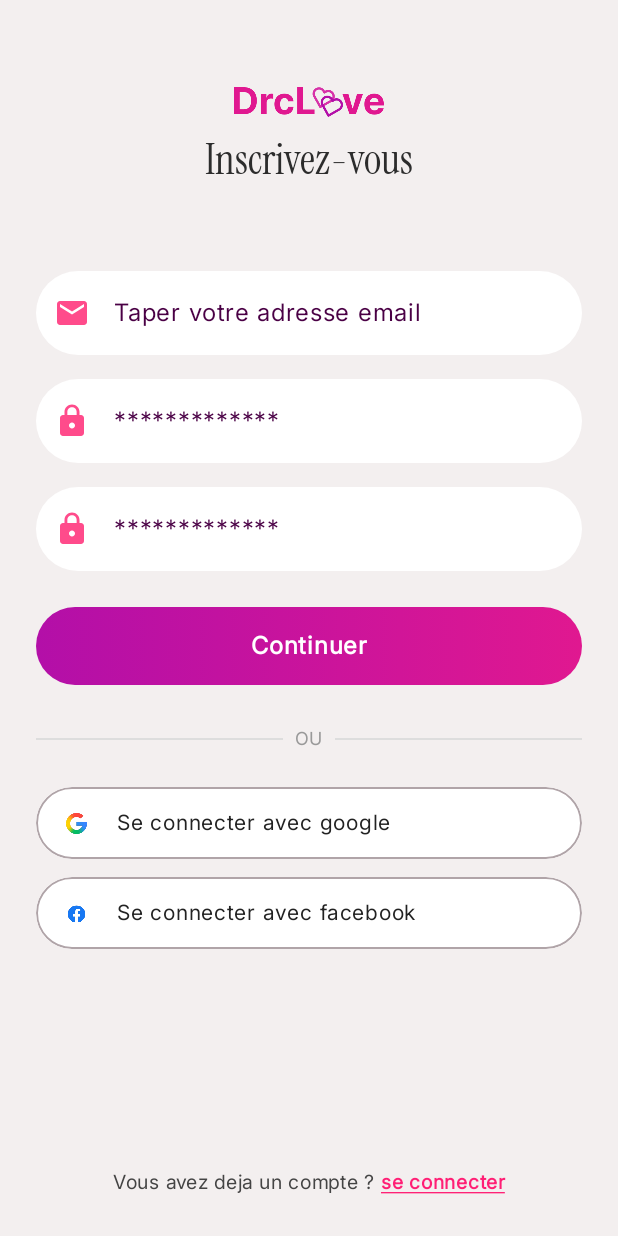
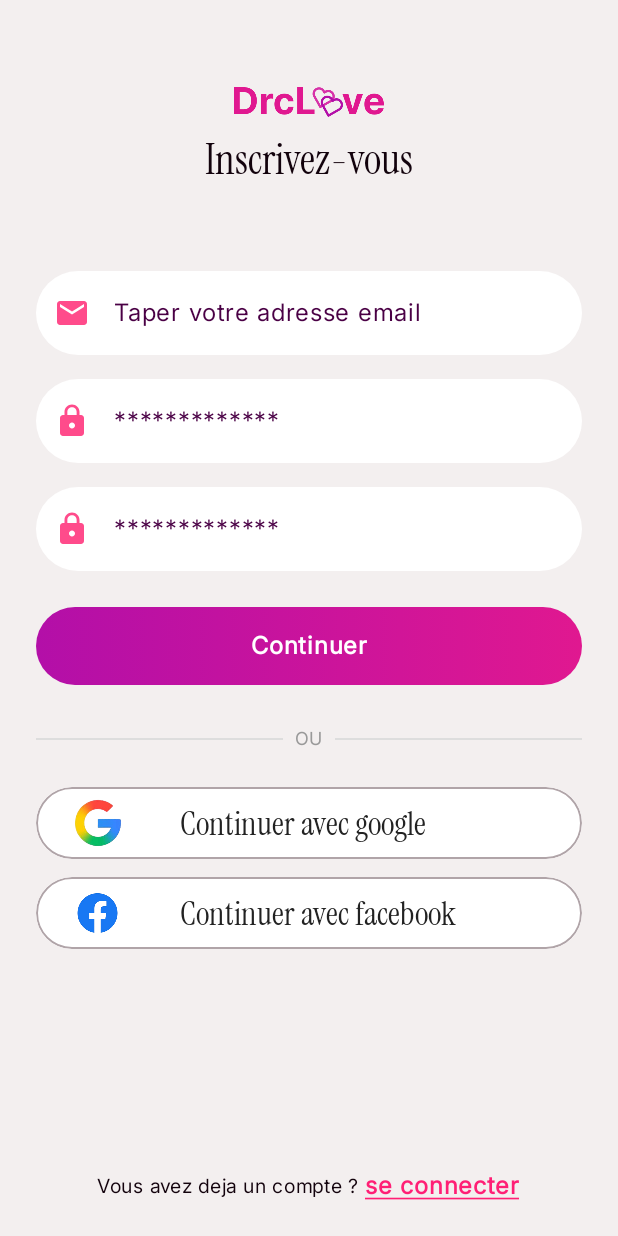
Before and after one commit to geekPastor/drclove-mobile-app, an Android app built with Jetpack Compose: the RegisterScreen screen opened through its navigation route, on a phone screen of 412 x 824 dp. Run offline under Robolectric (Android 15) with nearby library versions, the phone set to English and light mode, and no system bars.

Commit message:
Fix some style details

```diff
--- a/app/src/main/java/dev/geekpastor/drclove/ui/components/SocialButton.kt
+++ b/app/src/main/java/dev/geekpastor/drclove/ui/components/SocialButton.kt
@@ -48,13 +48,13 @@ fun SocialButton(
             Image(
                 painter = painterResource(id = iconRes),
                 contentDescription = null,
-                modifier = Modifier.size(22.dp)
+                modifier = Modifier.size(50.dp)
             )
-            Spacer(modifier = Modifier.width(16.dp))
+            Spacer(modifier = Modifier.width(30.dp))
             Text(
                 text = text,
-                fontSize = 14.sp,
-                color = Color(0xFF222222)
+                color = Color(0xFF222222),
+                style = MaterialTheme.typography.titleLarge
             )
         }
     }
--- a/app/src/main/java/dev/geekpastor/drclove/ui/screens/register/RegisterScreen.kt
+++ b/app/src/main/java/dev/geekpastor/drclove/ui/screens/register/RegisterScreen.kt
@@ -33,6 +33,7 @@ import androidx.compose.ui.draw.clip
 import androidx.compose.ui.graphics.Brush
 import androidx.compose.ui.graphics.Color
 import androidx.compose.ui.res.painterResource
+import androidx.compose.ui.text.TextStyle
 import androidx.compose.ui.text.font.FontWeight
 import androidx.compose.ui.text.style.TextDecoration
 import androidx.compose.ui.unit.dp
@@ -86,7 +87,6 @@ fun RegisterScreen(
             text = "Inscrivez-vous",
             style = MaterialTheme.typography.headlineMedium.copy(
                 fontWeight = FontWeight.Medium,
-                color = Color(0xFF2C2C2C)
             )
         )
 
@@ -121,6 +121,9 @@ fun RegisterScreen(
                 unfocusedIndicatorColor = Color.Transparent,
                 disabledIndicatorColor = Color.Transparent,
                 cursorColor = Color(0xFFFF4B8B)
+            ),
+            textStyle = TextStyle(
+                color = Color.Black
             )
         )
 
@@ -152,6 +155,9 @@ fun RegisterScreen(
                 unfocusedIndicatorColor = Color.Transparent,
                 disabledIndicatorColor = Color.Transparent,
                 cursorColor = Color(0xFFFF4B8B)
+            ),
+            textStyle = TextStyle(
+                color = Color.Black
             )
         )
 
@@ -184,6 +190,9 @@ fun RegisterScreen(
                 unfocusedIndicatorColor = Color.Transparent,
                 disabledIndicatorColor = Color.Transparent,
                 cursorColor = Color(0xFFFF4B8B)
+            ),
+            textStyle = TextStyle(
+                color = Color.Black
             )
         )
 
@@ -243,7 +252,7 @@ fun RegisterScreen(
         // ---------- BOUTON GOOGLE ----------
         SocialButton(
             iconRes = R.drawable.ic_google, // mets ton icône Google ici
-            text = "Se connecter avec google",
+            text = "Continuer avec google",
             onClick = {
                 navigateToHome()
             }
@@ -254,7 +263,7 @@ fun RegisterScreen(
         // ---------- BOUTON FACEBOOK ----------
         SocialButton(
             iconRes = R.drawable.ic_facebook, // mets ton icône Facebook ici
-            text = "Se connecter avec facebook",
+            text = "Continuer avec facebook",
             onClick = {
                 navigateToHome()
             }
@@ -270,11 +279,11 @@ fun RegisterScreen(
             Text(
                 text = "Vous avez deja un compte ? ",
                 fontSize = 13.sp,
-                color = Color(0xFF444444)
+                style = MaterialTheme.typography.bodyLarge,
             )
             Text(
                 text = "se connecter",
-                fontSize = 13.sp,
+                style = MaterialTheme.typography.bodyLarge,
                 color = Color(0xFFFF1F75),
                 fontWeight = FontWeight.SemiBold,
                 textDecoration = TextDecoration.Underline,
```
Also changed, not shown: app/src/main/java/dev/geekpastor/drclove/ui/screens/login/LoginChoice.kt (+5 -7 lines), app/src/main/java/dev/geekpastor/drclove/ui/screens/login/LoginScreen.kt (+16 -8 lines), app/src/main/java/dev/geekpastor/drclove/ui/screens/onboarding/OnBoardingScreen.kt (+6 -9 lines).
